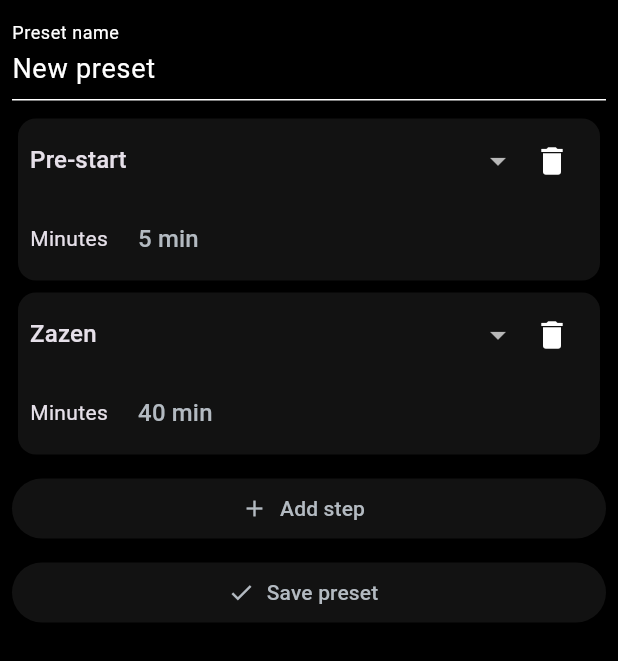
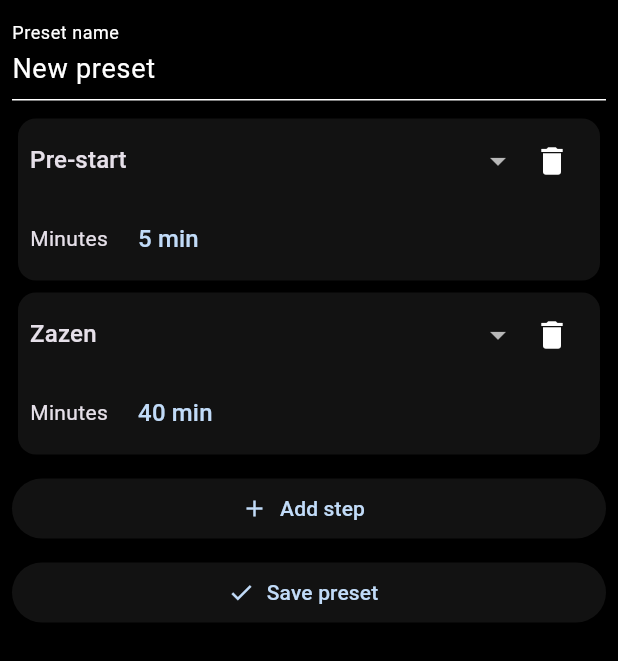
Before and after one commit to allanino/zazen_timer, a Flutter app: the PresetEditScreen screen opened directly, on a phone screen of 412 x 824 dp. Shown: the top 661 px of the screen. Run offline on Flutter 3.47's test engine with Material 3 defaults, Android fonts, the phone set to English and light mode, and no system bars; our stand-ins replace shared_preferences, wakelock_plus; accounts and stored records are empty.

Commit message:
Adjust kAccentColor (blueish)

```diff
--- a/lib/app_colors.dart
+++ b/lib/app_colors.dart
@@ -1,3 +1,3 @@
 import 'package:flutter/material.dart';
 
-const Color kAccentColor =  Color.fromARGB(255, 179, 186, 193); // Color(0xFF7FA2B8);
+const Color kAccentColor =  Color.fromARGB(255, 193, 219, 248); // Color(0xFF7FA2B8);
```
